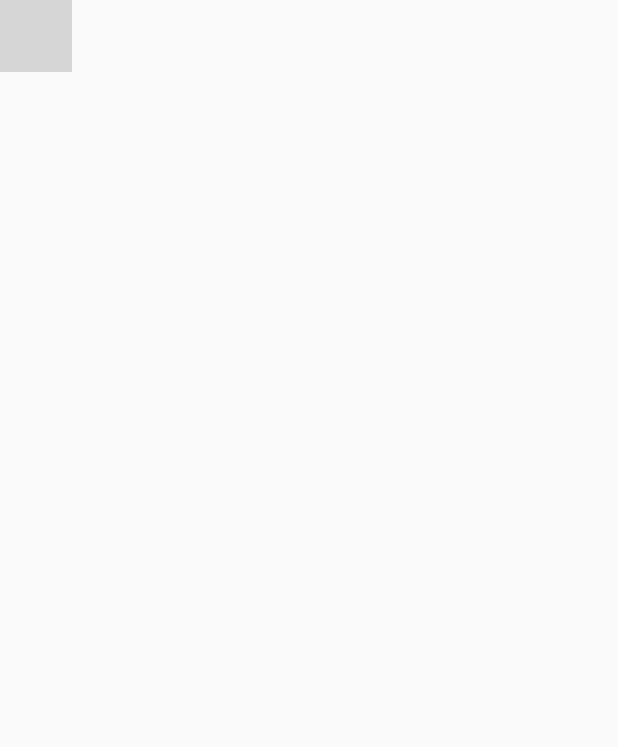
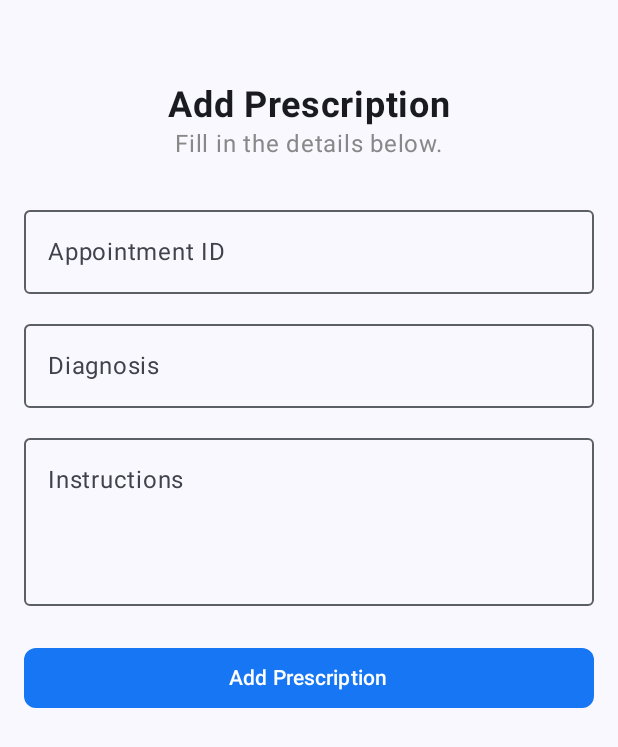
Before and after one commit to inessBenguiar/MediCall_Frontend, an Android app built with Jetpack Compose: the screen it shows after launch (MainActivity), on a phone screen of 412 x 824 dp. Shown: the top 747 px of the screen. Run offline under Robolectric (Android 15) with nearby library versions, the phone set to English and light mode, and no system bars; grey boxes are pictures that could not be loaded.

Commit message:
add prescription

```diff
--- a/app/build.gradle.kts
+++ b/app/build.gradle.kts
@@ -3,7 +3,7 @@ plugins {
     alias(libs.plugins.kotlin.android)
     alias(libs.plugins.kotlin.compose)
     id("com.google.devtools.ksp")
-    id("com.google.gms.google-services")
+   // id("com.google.gms.google-services")
 
 
 
--- a/app/src/main/java/com/example/medicall/MainActivity.kt
+++ b/app/src/main/java/com/example/medicall/MainActivity.kt
@@ -7,17 +7,21 @@ import androidx.activity.enableEdgeToEdge
 import androidx.compose.material3.MaterialTheme
 import androidx.compose.material3.Surface
 import androidx.compose.runtime.Composable
+import androidx.compose.runtime.remember
 import androidx.navigation.NavType
 import androidx.navigation.compose.NavHost
 import androidx.navigation.compose.composable
 import androidx.navigation.compose.rememberNavController
 import androidx.navigation.navArgument
 import com.example.medicall.Navigation.Screens
+import com.example.medicall.repository.RepositoryHolder
 import com.example.medicall.ui.screens.DoctorInfo
 import com.example.medicall.ui.screens.Home
 import com.example.medicall.ui.screens.Login
+import com.example.medicall.ui.components.AddPrescriptionForm
 import com.example.medicall.ui.screens.Register
 import com.example.medicall.ui.theme.MedicallTheme
+import com.example.medicall.viewmodel.DoctorModel
 
 class MainActivity : ComponentActivity() {
     override fun onCreate(savedInstanceState: Bundle?) {
@@ -36,18 +40,23 @@ class MainActivity : ComponentActivity() {
 @Composable
 fun AppNavigator() {
     val navController = rememberNavController()
+    val doctorModel = DoctorModel(RepositoryHolder.DoctorRepository)
 
-    NavHost(navController = navController, startDestination = Screens.MainScreen.route) {
+
+    NavHost(navController = navController, startDestination = Screens.Add.route) {
         composable(Screens.MainScreen.route) {
-            Login(navController)
+           Login(navController)
         }
+        composable(Screens.Add.route) {
+            AddPrescriptionForm(navController)
+        }
+
         composable(Screens.Home.route) {
-            Home(navController) // Make sure to pass navController to Home
+            Home(navController,doctorModel)
         }
         composable(Screens.Register.route) {
             Register(navController)
         }
-        // Properly handle route parameters for doctor details
         composable(
             route = "${Screens.DoctorDetailScreen.route}?firstName={firstName}&familyName={familyName}&photoUrl={photoUrl}&address={address}&phone={phone}",
             arguments = listOf(
--- a/app/src/main/java/com/example/medicall/Navigation/Screens.kt
+++ b/app/src/main/java/com/example/medicall/Navigation/Screens.kt
@@ -5,6 +5,6 @@ sealed class Screens(val route: String) {
     object Home : Screens("home")
     object DoctorDetailScreen : Screens("doctor_detail")
     object MainScreen : Screens("login")
-
+    object Add: Screens("prescription")
 
 }
--- /dev/null
+++ b/app/src/main/java/com/example/medicall/service/PrescriptionService.kt
@@ -0,0 +1,28 @@
+package com.example.medicall.service
+
+import retrofit2.Call
+import retrofit2.Retrofit
+import retrofit2.converter.gson.GsonConverterFactory
+import retrofit2.http.Body
+import retrofit2.http.POST
+import com.example.baseUrl
+
+interface PrescriptionService {
+    @POST("prescriptions")
+    fun addPrescription(@Body request: PrescriptionRequest): Call<Void>
+
+    companion object {
+        private var INSTANCE: PrescriptionService? = null
+
+        fun createInstance(): PrescriptionService {
+            if (INSTANCE == null) {
+                INSTANCE = Retrofit.Builder()
+                    .baseUrl(baseUrl)
+                    .addConverterFactory(GsonConverterFactory.create())
+                    .build()
+                    .create(PrescriptionService::class.java)
+            }
+            return INSTANCE!!
+        }
+    }
+}
--- /dev/null
+++ b/app/src/main/java/com/example/medicall/ui/components/AddPre.kt
@@ -0,0 +1,113 @@
+package com.example.medicall.ui.components
+
+import android.widget.Toast
+import androidx.compose.foundation.layout.*
+import androidx.compose.foundation.text.KeyboardOptions
+import androidx.compose.material3.*
+import androidx.compose.runtime.*
+import androidx.compose.ui.Alignment
+import androidx.compose.ui.Modifier
+import androidx.compose.ui.platform.LocalContext
+import androidx.compose.ui.text.input.KeyboardType
+import androidx.compose.ui.unit.dp
+import androidx.compose.ui.unit.sp
+import androidx.navigation.NavController
+import com.example.medicall.service.PrescriptionRequest
+import com.example.medicall.service.PrescriptionService
+import retrofit2.Call
+
+@Composable
+fun AddPrescriptionForm(navController: NavController) {
+    var appointmentId by remember { mutableStateOf("") }
+    var diagnosis by remember { mutableStateOf("") }
+    var instructions by remember { mutableStateOf("") }
+
+    val context = LocalContext.current
+    val prescriptionService = PrescriptionService.createInstance()
+
+    Column(
+        modifier = Modifier
+            .fillMaxSize()
+            .padding(16.dp),
+        horizontalAlignment = Alignment.CenterHorizontally
+    ) {
+        Spacer(modifier = Modifier.height(40.dp))
+
+        Text(
+            "Add Prescription",
+            fontSize = 24.sp,
+            fontWeight = androidx.compose.ui.text.font.FontWeight.Bold
+        )
+        Text(
+            "Fill in the details below.",
+            fontSize = 16.sp,
+            color = androidx.compose.ui.graphics.Color.Gray
+        )
+
+        Spacer(modifier = Modifier.height(24.dp))
+
+        OutlinedTextField(
+            value = appointmentId,
+            onValueChange = { appointmentId = it },
+            label = { Text("Appointment ID") },
+            keyboardOptions = KeyboardOptions(keyboardType = KeyboardType.Number),
+            modifier = Modifier.fillMaxWidth()
+        )
+
+        Spacer(modifier = Modifier.height(12.dp))
+
+        OutlinedTextField(
+            value = diagnosis,
+            onValueChange = { diagnosis = it },
+            label = { Text("Diagnosis") },
+            modifier = Modifier.fillMaxWidth()
+        )
+
+        Spacer(modifier = Modifier.height(12.dp))
+
+        OutlinedTextField(
+            value = instructions,
+            onValueChange = { instructions = it },
+            label = { Text("Instructions") },
+            modifier = Modifier
+                .fillMaxWidth()
+                .height(120.dp), // Plus haut pour les instructions longues
+            maxLines = 5
+        )
+
+        Spacer(modifier = Modifier.height(24.dp))
+        Button(
+            onClick = {
+                if (appointmentId.isBlank() || diagnosis.isBlank() || instructions.isBlank()) {
+                    Toast.makeText(context, "Please fill in all fields", Toast.LENGTH_SHORT).show()
+                } else {
+                    val prescription = PrescriptionRequest(
+                        appointment_id = appointmentId.toInt(),
+                        diagnosis = diagnosis,
+                        instructions = instructions
+                    )
+
+                    // Appel HTTP classique avec enqueue()
+                    prescriptionService.addPrescription(prescription).enqueue(object : retrofit2.Callback<Void> {
+                        override fun onResponse(call: Call<Void>, response: retrofit2.Response<Void>) {
+                            if (response.isSuccessful) {
+                                Toast.makeText(context, "Prescription added successfully!", Toast.LENGTH_SHORT).show()
+                                navController.navigate("prescriptionList")
+                            } else {
+                                Toast.makeText(context, "Failed to add prescription: ${response.code()}", Toast.LENGTH_SHORT).show()
+                            }
+                        }
+
+                        override fun onFailure(call: Call<Void>, t: Throwable) {
+                            Toast.makeText(context, "Error: ${t.localizedMessage}", Toast.LENGTH_SHORT).show()
+                        }
+                    })
+                }
+            },
+            colors = ButtonDefaults.buttonColors(containerColor = androidx.compose.ui.graphics.Color(0xFF1676F3)),
+            shape = androidx.compose.foundation.shape.RoundedCornerShape(8.dp),
+            modifier = Modifier.fillMaxWidth()
+        ) {
+            Text("Add Prescription", color = androidx.compose.ui.graphics.Color.White)
+        }
+}}
--- a/app/src/main/java/com/example/medicall/ui/screens/Home.kt
+++ b/app/src/main/java/com/example/medicall/ui/screens/Home.kt
@@ -13,10 +13,9 @@ import com.example.medicall.ui.components.DoctorsList
 import com.example.medicall.viewmodel.DoctorModel
 
 @Composable
-fun Home(navController:NavController) {
+fun Home(navController:NavController,doctorModel: DoctorModel) {
     var selectedItem by remember { mutableStateOf(0) }
 
-    val doctorModel = remember { DoctorModel(RepositoryHolder.DoctorRepository) }
 
     Scaffold(
         bottomBar = {
--- a/app/src/main/java/com/example/medicall/ui/screens/Login.kt
+++ b/app/src/main/java/com/example/medicall/ui/screens/Login.kt
@@ -1,9 +1,9 @@
 package com.example.medicall.ui.screens
 
 
+import LoginForm
 import androidx.compose.runtime.*
 import androidx.navigation.NavController
-import com.example.medicall.LoginForm
 
 @Composable
 fun Login(navController: NavController) {
--- a/build.gradle.kts
+++ b/build.gradle.kts
@@ -3,11 +3,11 @@ plugins {
     alias(libs.plugins.kotlin.android) apply false
     alias(libs.plugins.kotlin.compose) apply false
     id("com.google.devtools.ksp") version "2.0.21-1.0.27" apply false
-    id("com.google.gms.google-services") version "4.4.0" apply false
+ //   id("com.google.gms.google-services") version "4.4.0" apply false
 
 }
-buildscript {
+/*buildscript {
     dependencies {
         classpath("com.google.gms:google-services:4.3.15")
     }
-}
+}*/
```
Also changed, not shown: app/src/main/java/com/example/medicall/entity/Prescription.kt (added, +8 -0 lines), app/src/main/java/com/example/medicall/service/PrescriptionRequest.kt (added, +7 -0 lines), 1 other file.
